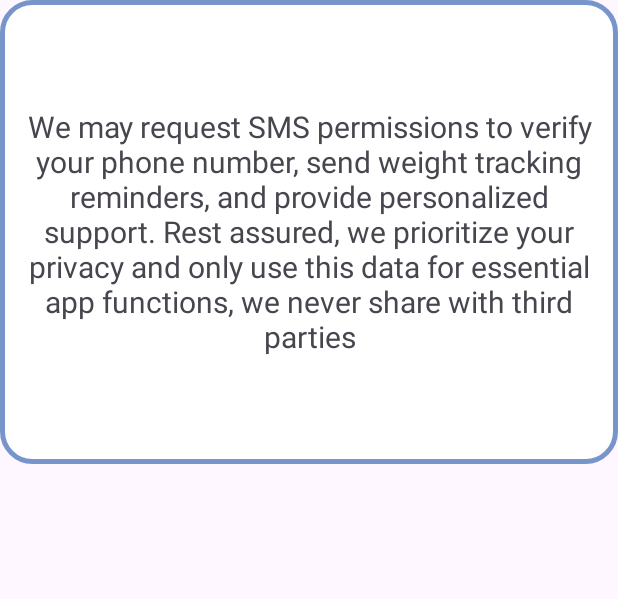
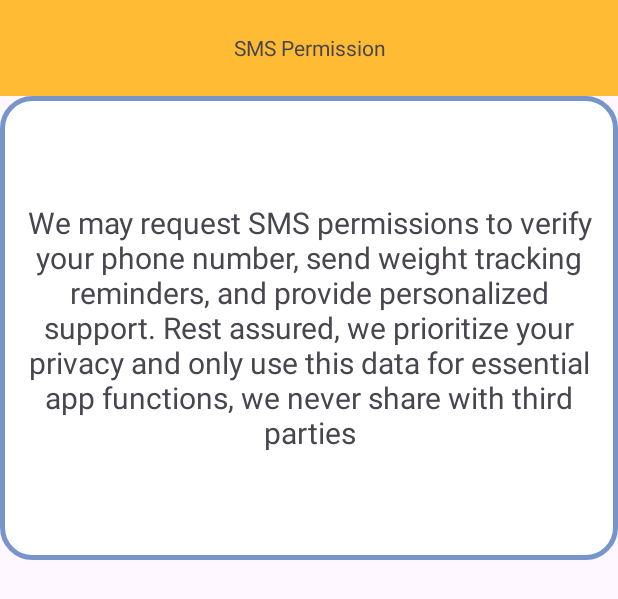
Before and after one commit to SeanMichael87/WeightTrackingApp, an Android app: the layout sms_permissions.xml on its own in the app's theme, with its tools: preview values and no code run, on a phone screen of 412 x 824 dp. Shown: the top 599 px of the screen. Run offline under Robolectric (Android 15) with nearby library versions, the phone set to English and light mode, and no system bars.

Commit message:
Update sms_permissions.xml

```diff
--- a/app/src/main/res/layout/sms_permissions.xml
+++ b/app/src/main/res/layout/sms_permissions.xml
@@ -5,6 +5,14 @@
     android:layout_width="match_parent"
     android:layout_height="wrap_content"
     android:orientation="vertical">
+
+    <TextView
+        android:text="SMS Permission"
+        android:layout_width="match_parent"
+        android:layout_height="64dp"
+        android:gravity="center"
+        android:background="#FFFFBB33"
+         />
 
     <TextView
         android:id="@+id/sms_message"
@@ -17,4 +25,5 @@
         tools:layout_editor_absoluteX="16dp"
         tools:layout_editor_absoluteY="16dp"
         android:background="@drawable/daily_weight_box"/>
+
 </TableLayout>
```
